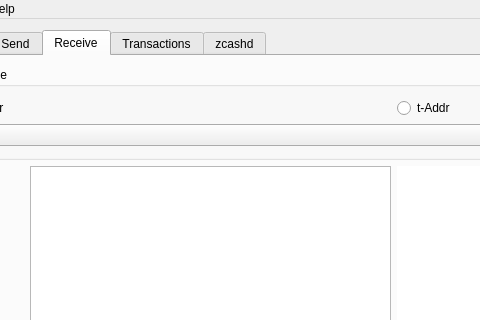
This is src/mainwindow.ui in ZcashFoundation/zecwallet as Qt 5 draws it before an edit; both pictures show x 90 to 570 and y 0 to 320 of the 968 by 616 pixel window. The edited form follows.
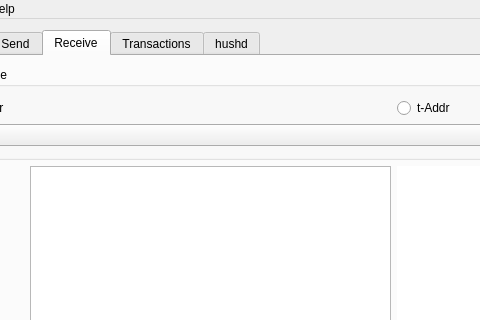
This is the edited form. Icons and pictures are not drawn. Custom widgets are drawn as their Qt base class.

Commit message: Render notarized height in status bar

Diff of the .ui file:
```diff
--- a/src/mainwindow.ui
+++ b/src/mainwindow.ui
@@ -875,7 +875,7 @@
       </widget>
       <widget class="QWidget" name="tab_5">
        <attribute name="title">
-        <string>zcashd</string>
+        <string>hushd</string>
        </attribute>
        <layout class="QVBoxLayout" name="verticalLayout_7">
         <item>
```
Left out of the diff: 4 changed lines with no effect on the pictures. The commit also changes 2 other files.
